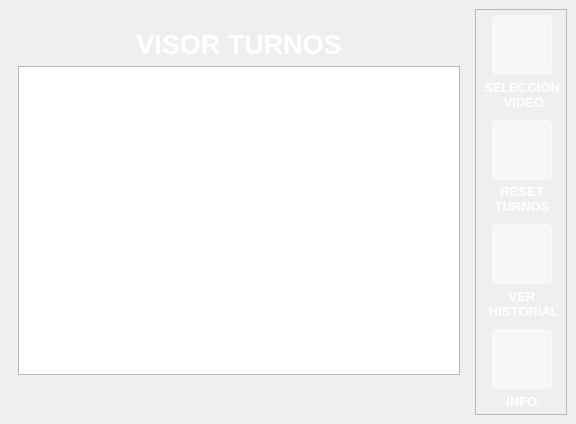
The window that Atencion_T/design/settings.ui (Gonzaloned/ProgramaTicketera) describes before a commit, drawn with Qt 5.
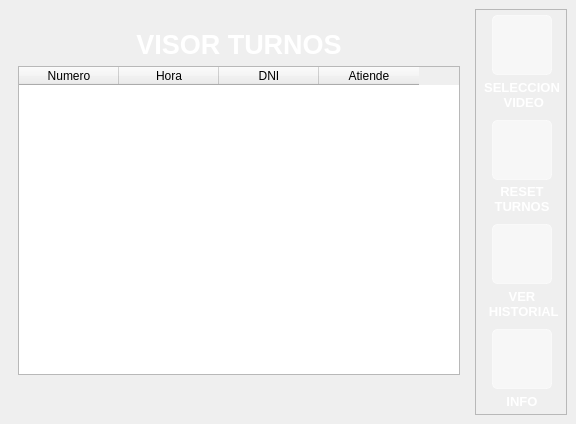
The same window after the commit. Icons and pictures are not drawn.

```diff
--- a/Atencion_T/design/settings.ui
+++ b/Atencion_T/design/settings.ui
@@ -81,7 +81,28 @@
            </widget>
           </item>
           <item>
-           <widget class="QTableWidget" name="tableWidget"/>
+           <widget class="QTableWidget" name="tableWidget">
+            <column>
+             <property name="text">
+              <string>Numero</string>
+             </property>
+            </column>
+            <column>
+             <property name="text">
+              <string>Hora</string>
+             </property>
+            </column>
+            <column>
+             <property name="text">
+              <string>DNI</string>
+             </property>
+            </column>
+            <column>
+             <property name="text">
+              <string>Atiende</string>
+             </property>
+            </column>
+           </widget>
           </item>
          </layout>
         </widget>
```
Left out of the diff: 14 changed lines with no effect on the pictures.
